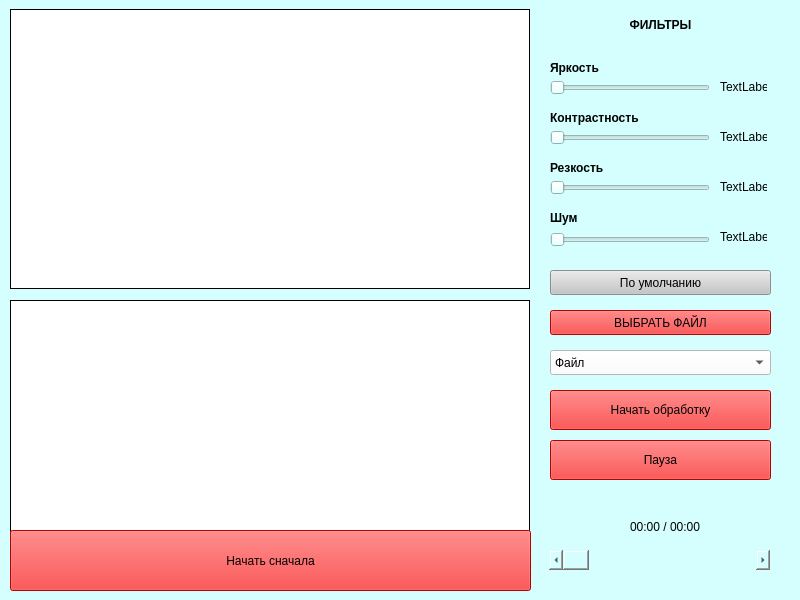
Dr0wsyC0der/Video-processor, file ui1.ui: the form before one commit.
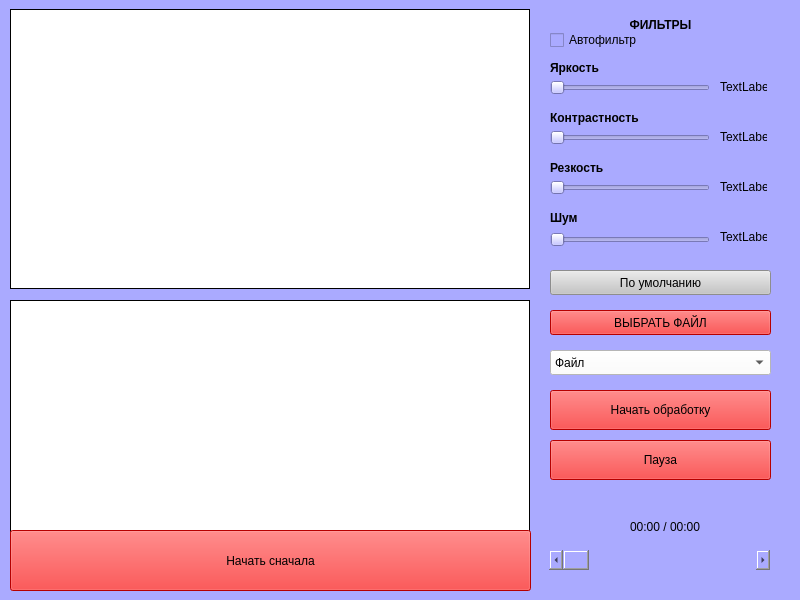
The form after the commit.

Diff of the .ui file:
```diff
--- a/ui1.ui
+++ b/ui1.ui
@@ -14,7 +14,7 @@
    <string>Video Processor</string>
   </property>
   <property name="styleSheet">
-   <string notr="true">background-color: rgb(212, 255, 254);</string>
+   <string notr="true">background-color: rgb(170, 170, 255);</string>
   </property>
   <widget class="QWidget" name="centralwidget">
    <widget class="QLabel" name="vid_frame">
@@ -464,6 +464,23 @@
      <bool>false</bool>
     </property>
    </widget>
+   <widget class="QCheckBox" name="auto_filter_check">
+    <property name="geometry">
+     <rect>
+      <x>550</x>
+      <y>30</y>
+      <width>221</width>
+      <height>20</height>
+     </rect>
+    </property>
+    <property name="styleSheet">
+     <string notr="true">color: rgb(0, 0, 0);
+</string>
+    </property>
+    <property name="text">
+     <string>Автофильтр</string>
+    </property>
+   </widget>
   </widget>
  </widget>
  <resources/>
```
